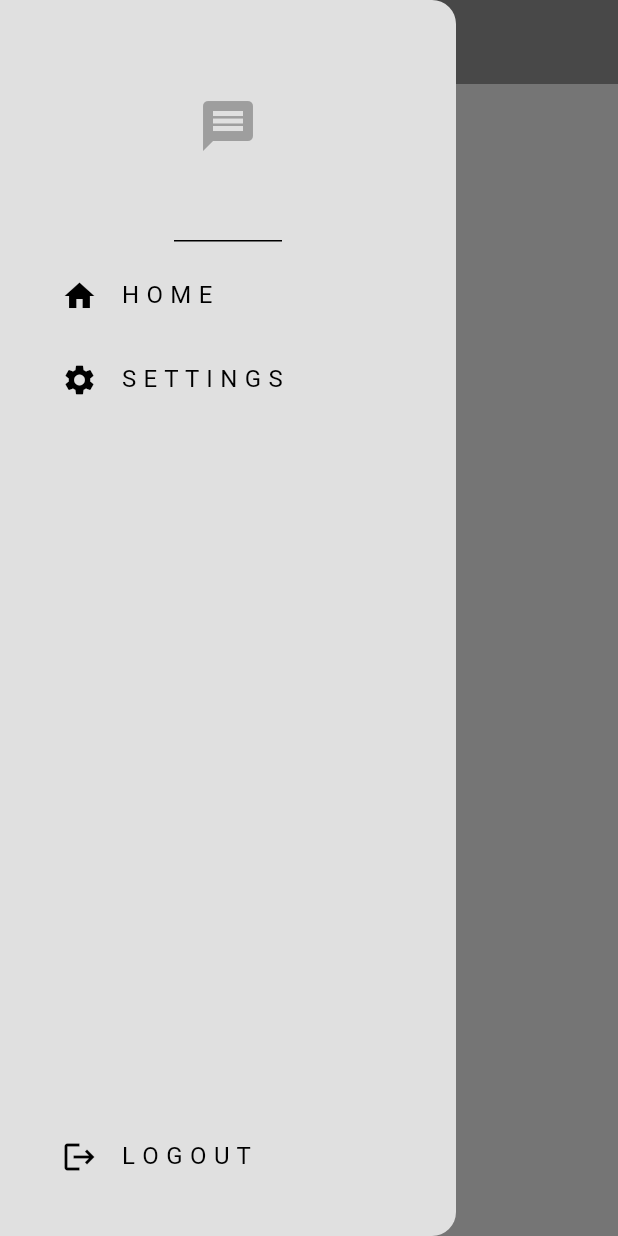
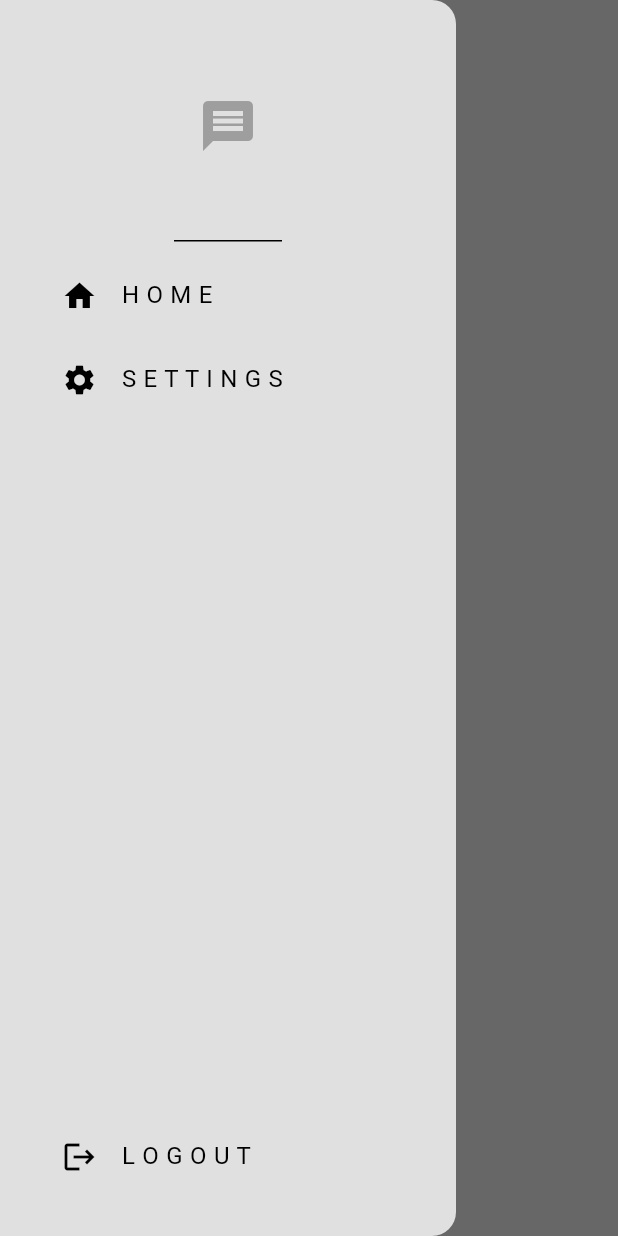
Before and after one commit to orlodax/Flutter-Learn, a Flutter app: the screen it shows once a user with an empty profile is signed in, with the side drawer open, on a phone screen of 412 x 824 dp. Run offline on Flutter 3.47's test engine with Material 3 defaults, Android fonts, the phone set to English and light mode, and no system bars; our stand-ins replace cloud_firestore, firebase_auth, firebase_core, flutter_slidable, google_nav_bar, google_sign_in and 2 more; accounts and stored records are empty; generated files the repository leaves out were written again; network calls fail.

Commit message:
chat app - completed

```diff
--- /dev/null
+++ b/chat_app/devtools_options.yaml
@@ -0,0 +1,3 @@
+description: This file stores settings for Dart & Flutter DevTools.
+documentation: https://docs.flutter.dev/tools/devtools/extensions#configure-extension-enablement-states
+extensions:
--- a/chat_app/lib/components/my_textfield.dart
+++ b/chat_app/lib/components/my_textfield.dart
@@ -4,11 +4,13 @@ class MyTextField extends StatelessWidget {
   final TextEditingController controller;
   final String hintText;
   final bool obscureText;
+  final FocusNode? focusNode;
 
   const MyTextField({
     super.key,
     required this.controller,
     required this.hintText,
+    this.focusNode,
     this.obscureText = false,
   });
 
--- a/chat_app/lib/main.dart
+++ b/chat_app/lib/main.dart
@@ -1,14 +1,19 @@
 import 'package:chat_app/auth/auth_gate.dart';
 import 'package:chat_app/firebase_options.dart';
-import 'package:chat_app/themes/dark_mode.dart';
-import 'package:chat_app/themes/light_mode.dart';
+import 'package:chat_app/themes/theme_provider.dart';
 import 'package:firebase_core/firebase_core.dart';
 import 'package:flutter/material.dart';
+import 'package:provider/provider.dart';
 
 void main() async {
   WidgetsFlutterBinding.ensureInitialized();
   await Firebase.initializeApp(options: DefaultFirebaseOptions.currentPlatform);
-  runApp(const MainApp());
+  runApp(
+    ChangeNotifierProvider(
+      create: (context) => ThemeProvider(),
+      child: const MainApp(),
+    ),
+  );
 }
 
 class MainApp extends StatelessWidget {
@@ -19,8 +24,7 @@ class MainApp extends StatelessWidget {
     return MaterialApp(
       debugShowCheckedModeBanner: false,
       home: AuthGate(),
-      theme: LightMode.theme,
-      darkTheme: DarkMode.theme,
+      theme: Provider.of<ThemeProvider>(context).themeData,
     );
   }
 }
--- a/chat_app/lib/pages/home_page.dart
+++ b/chat_app/lib/pages/home_page.dart
@@ -14,7 +14,13 @@ class HomePage extends StatelessWidget {
   @override
   Widget build(BuildContext context) {
     return Scaffold(
-      appBar: AppBar(title: const Text('Home')),
+      backgroundColor: Theme.of(context).colorScheme.surface,
+      appBar: AppBar(
+        title: const Text('Home'),
+        backgroundColor: Colors.transparent,
+        foregroundColor: Colors.grey,
+        elevation: 0,
+      ),
       drawer: MyDrawer(),
       body: _buildUserList(),
     );
--- a/chat_app/lib/themes/dark_mode.dart
+++ b/chat_app/lib/themes/dark_mode.dart
@@ -1,8 +1,6 @@
 import 'package:flutter/material.dart';
 
-class DarkMode {
-  static ThemeData get theme {
-    return ThemeData(
+ThemeData darkMode = ThemeData(
   colorScheme: ColorScheme(
     brightness: Brightness.dark,
     primary: Colors.grey.shade800,
@@ -19,11 +17,6 @@ class DarkMode {
   brightness: Brightness.dark,
   primaryColor: Colors.blueGrey[900],
   scaffoldBackgroundColor: Colors.black,
-      appBarTheme: AppBarTheme(
-        backgroundColor: Colors.blueGrey[900],
-        elevation: 0,
-      ),
+  appBarTheme: AppBarTheme(backgroundColor: Colors.blueGrey[900], elevation: 0),
   textTheme: TextTheme(),
 );
-  }
-}
--- a/chat_app/lib/themes/light_mode.dart
+++ b/chat_app/lib/themes/light_mode.dart
@@ -1,8 +1,6 @@
 import 'package:flutter/material.dart';
 
-class LightMode {
-  static ThemeData get theme {
-    return ThemeData(
+ThemeData lightMode = ThemeData(
   colorScheme: ColorScheme(
     brightness: Brightness.light,
     primary: Colors.grey.shade500,
@@ -22,5 +20,3 @@ class LightMode {
   appBarTheme: AppBarTheme(backgroundColor: Colors.grey[500], elevation: 0),
   textTheme: TextTheme(),
 );
-  }
-}
--- /dev/null
+++ b/chat_app/lib/themes/theme_provider.dart
@@ -0,0 +1,25 @@
+import 'package:flutter/material.dart';
+import 'package:chat_app/themes/dark_mode.dart';
+import 'package:chat_app/themes/light_mode.dart';
+
+class ThemeProvider extends ChangeNotifier {
+  ThemeData _themeData = lightMode;
+
+  ThemeData get themeData => _themeData;
+
+  bool get isDarkMode => _themeData.brightness == Brightness.dark;
+
+  set themeData(ThemeData theme) {
+    _themeData = theme;
+    notifyListeners();
+  }
+
+  void toggleTheme() {
+    if (isDarkMode) {
+      _themeData = lightMode;
+    } else {
+      _themeData = darkMode;
+    }
+    notifyListeners();
+  }
+}
--- a/chat_app/pubspec.yaml
+++ b/chat_app/pubspec.yaml
@@ -12,6 +12,7 @@ dependencies:
   firebase_core: ^4.0.0
   firebase_auth: ^6.0.1
   cloud_firestore: ^6.0.1
+  provider: ^6.1.5+1
 
 dev_dependencies:
   flutter_test:
```
Also changed, not shown: chat_app/lib/components/chat_bubble.dart (added, +38 -0 lines), chat_app/lib/pages/chat_page.dart (+95 -25 lines), chat_app/lib/pages/settings_page.dart (+32 -2 lines). Lines whose indentation alone changed are shown as unchanged.
